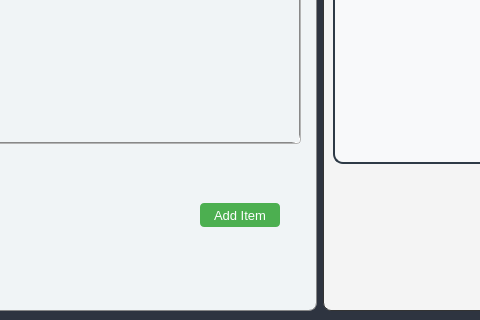
First picture: the form in mainwindow.ui, repository Rishi-M-G/timber-asset-manager, before the edit; both pictures show x 259 to 739 and y 116 to 436 of the 874 by 436 pixel window.
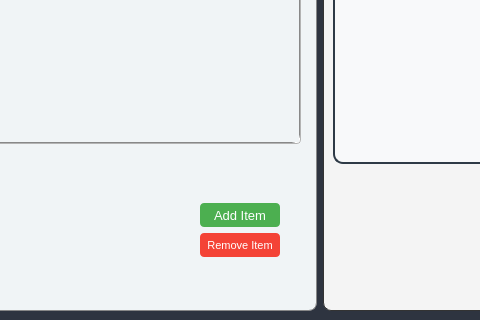
Second picture: the form after the edit. The open tabs and pages were chosen to show the change.

Commit message: Fix (Remove Button)

What changed in the file:
```diff
--- a/mainwindow.ui
+++ b/mainwindow.ui
@@ -445,6 +445,45 @@
           <string/>
          </property>
         </widget>
+        <widget class="QPushButton" name="btnRemoveItem">
+         <property name="geometry">
+          <rect>
+           <x>450</x>
+           <y>340</y>
+           <width>80</width>
+           <height>24</height>
+          </rect>
+         </property>
+         <property name="styleSheet">
+          <string notr="true">QPushButton#btnRemoveItem {
+    background-color: #F44336;  /* Red background */
+    color: white;  /* White text */
+    border: none;
+    border-radius: 4px;
+    padding: 3px 8px;
+    font-family: &quot;Segoe UI&quot;, sans-serif;
+    font-size: 8pt;
+    transition: background-color 0.3s ease;  /* Smooth transition for background color */
+}
+
+QPushButton#btnRemoveItem:hover {
+    background-color: #E53935;  /* Darker red on hover */
+}
+
+QPushButton#btnRemoveItem:pressed {
+    background-color: #D32F2F;  /* Even darker red when pressed */
+}
+
+QPushButton#btnRemoveItem:disabled {
+    background-color: #CCCCCC;  /* Light gray background when disabled */
+    color: #666666;  /* Darker gray text */
+}
+</string>
+         </property>
+         <property name="text">
+          <string>Remove Item</string>
+         </property>
+        </widget>
        </widget>
       </item>
       <item>
```
Left out of the diff: 4 changed lines with no effect on the pictures. The commit also changes 10 other files.
